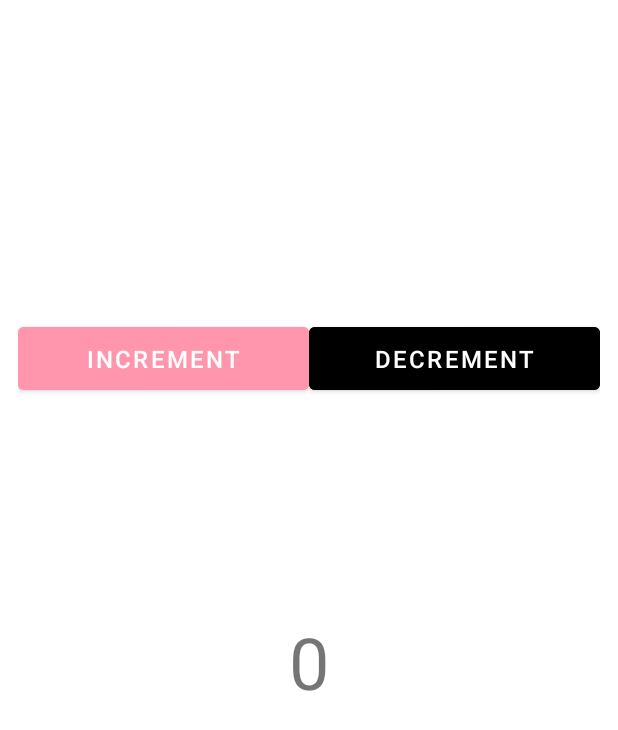
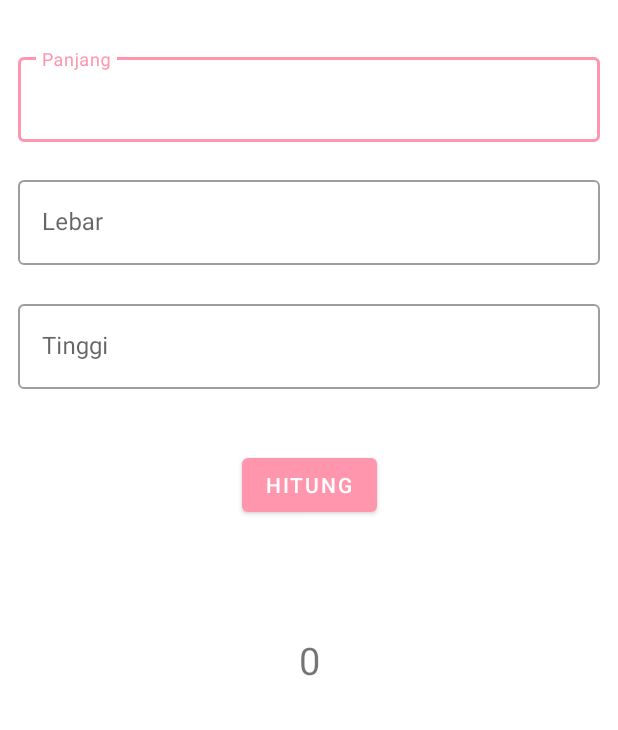
Before and after one commit to rifqyram/simple-android-kotlin-handson, an Android app: the screen it shows after launch (MainActivity), on a phone screen of 412 x 824 dp. Shown: the top 730 px of the screen. Run offline under Robolectric (Android 15) with nearby library versions, the light colour scheme and no system bars.

Commit message:
[HANDSON] cuboid calc

```diff
--- a/app/src/main/AndroidManifest.xml
+++ b/app/src/main/AndroidManifest.xml
@@ -10,6 +10,9 @@
         android:supportsRtl="true"
         android:theme="@style/Theme.PascalAndroid">
         <activity
+            android:name=".SecondActivity"
+            android:exported="false" />
+        <activity
             android:name=".MainActivity"
             android:exported="true">
             <intent-filter>
--- a/app/src/main/java/com/enigma/pascalandroid/MainActivity.kt
+++ b/app/src/main/java/com/enigma/pascalandroid/MainActivity.kt
@@ -1,48 +1,47 @@
 package com.enigma.pascalandroid
 
 import android.annotation.SuppressLint
-import android.app.Activity
-import android.inputmethodservice.InputMethodService
 import androidx.appcompat.app.AppCompatActivity
 import android.os.Bundle
-import android.text.Editable
-import android.view.View
-import android.view.View.SYSTEM_UI_FLAG_LAYOUT_FULLSCREEN
-import android.view.View.SYSTEM_UI_FLAG_LAYOUT_STABLE
-import android.view.WindowManager
-import android.view.inputmethod.InputMethodManager
 import android.widget.TextView
-import androidx.core.view.WindowCompat
 import com.google.android.material.button.MaterialButton
 import com.google.android.material.textfield.TextInputEditText
 
 class MainActivity : AppCompatActivity() {
-    lateinit var count: TextView
+    lateinit var calcTv: TextView
+    lateinit var lengthInput: TextInputEditText
+    lateinit var widthInput: TextInputEditText
+    lateinit var heightInput: TextInputEditText
+    lateinit var button: MaterialButton
 
+    @SuppressLint("SetTextI18n")
     override fun onCreate(savedInstanceState: Bundle?) {
         super.onCreate(savedInstanceState)
         setContentView(R.layout.activity_main)
 
-        count = findViewById(R.id.textView)
-        val btnIncrement: MaterialButton = findViewById(R.id.btn_increment)
-        val btnDecrement: MaterialButton = findViewById(R.id.btn_decrement)
-        btnIncrement.setOnClickListener { increment() }
-        btnDecrement.setOnClickListener { decrement() }
+        button = findViewById(R.id.calc_btn)
+        calcTv = findViewById(R.id.calc_tv)
+        lengthInput = findViewById(R.id.input_length)
+        widthInput = findViewById(R.id.input_width)
+        heightInput = findViewById(R.id.input_height)
 
+        button.setOnClickListener {
+            if (lengthInput.text.isNullOrBlank() || heightInput.text.isNullOrBlank() || widthInput.text.isNullOrBlank()) {
+                calcTv.text = "Invalid input!"
+            } else {
+                calcOnPress()
+            }
+        }
     }
 
-    private fun increment() {
-        val currentNumber = count.text.toString().toInt()
-        count.text = (currentNumber + 1).toString()
+    private fun calculate(length: Int, width: Int, height: Int) = length * width * height
+
+    private fun calcOnPress() {
+        val length = lengthInput.text.toString().toInt()
+        val width = widthInput.text.toString().toInt()
+        val height = heightInput.text.toString().toInt()
+        val calculate = calculate(length, width, height)
+        calcTv.text = "$calculate"
     }
 
-    private fun decrement() {
-        val currentNumber = count.text.toString().toInt()
-
-        if (currentNumber <= 0) {
-            count.text = "0"
-        } else {
-            count.text = (currentNumber - 1).toString()
-        }
-    }
 }
--- a/app/src/main/res/layout/activity_main.xml
+++ b/app/src/main/res/layout/activity_main.xml
@@ -8,51 +8,86 @@
     android:layout_margin="12dp"
     tools:context=".MainActivity">
 
-    <com.google.android.material.button.MaterialButton
-        android:id="@+id/btn_increment"
-        android:layout_width="0dp"
+    <com.google.android.material.textfield.TextInputLayout
+        android:id="@+id/outline_tv_length"
+        style="@style/Widget.MaterialComponents.TextInputLayout.OutlinedBox"
+        android:layout_width="match_parent"
         android:layout_height="wrap_content"
-        android:layout_marginTop="200dp"
-        android:backgroundTint="@color/primaryColor"
-        android:padding="10dp"
-        android:text="INCREMENT"
-        android:textSize="16sp"
-        app:layout_constraintEnd_toStartOf="@+id/btn_decrement"
-        app:layout_constraintHorizontal_bias="0.5"
-        app:layout_constraintHorizontal_chainStyle="packed"
-        app:layout_constraintStart_toStartOf="parent"
-        app:layout_constraintTop_toTopOf="parent" />
+        android:hint="Panjang"
+        app:layout_constraintBottom_toTopOf="@id/outline_tv_width"
+        app:layout_constraintTop_toTopOf="parent">
+
+        <com.google.android.material.textfield.TextInputEditText
+            android:id="@+id/input_length"
+            android:layout_width="match_parent"
+            android:layout_height="wrap_content"
+            android:inputType="number" />
+
+    </com.google.android.material.textfield.TextInputLayout>
+
+    <com.google.android.material.textfield.TextInputLayout
+        android:id="@+id/outline_tv_width"
+        style="@style/Widget.MaterialComponents.TextInputLayout.OutlinedBox"
+        android:layout_width="match_parent"
+        android:layout_height="wrap_content"
+        android:hint="Lebar"
+        app:layout_constraintBottom_toTopOf="@id/outline_tv_height"
+        app:layout_constraintTop_toBottomOf="@id/outline_tv_length">
+
+        <com.google.android.material.textfield.TextInputEditText
+            android:id="@+id/input_width"
+            android:layout_width="match_parent"
+            android:layout_height="wrap_content"
+            android:inputType="number" />
+
+    </com.google.android.material.textfield.TextInputLayout>
+
+    <com.google.android.material.textfield.TextInputLayout
+        android:id="@+id/outline_tv_height"
+        style="@style/Widget.MaterialComponents.TextInputLayout.OutlinedBox"
+        android:layout_width="match_parent"
+        android:layout_height="wrap_content"
+        android:hint="Tinggi"
+        app:layout_constraintBottom_toTopOf="@+id/calc_btn"
+        app:layout_constraintTop_toBottomOf="@id/outline_tv_width">
+
+        <com.google.android.material.textfield.TextInputEditText
+            android:id="@+id/input_height"
+            android:layout_width="match_parent"
+            android:layout_height="wrap_content"
+            android:inputType="number" />
+
+    </com.google.android.material.textfield.TextInputLayout>
 
     <com.google.android.material.button.MaterialButton
-        android:id="@+id/btn_decrement"
-        android:layout_width="0dp"
-        android:layout_height="wrap_content"
-        android:backgroundTint="@color/black"
-        android:padding="10dp"
-        android:text="DECREMENT"
-        android:textSize="16sp"
-        app:layout_constraintEnd_toEndOf="parent"
-        app:layout_constraintHorizontal_bias="0.5"
-        app:layout_constraintStart_toEndOf="@+id/btn_increment"
-        app:layout_constraintTop_toTopOf="@+id/btn_increment" />
-
-    <TextView
-        android:id="@+id/textView"
+        android:id="@+id/calc_btn"
         android:layout_width="wrap_content"
         android:layout_height="wrap_content"
-        android:text="0"
-        android:textSize="48sp"
-        app:layout_constraintBottom_toBottomOf="parent"
-        app:layout_constraintEnd_toEndOf="parent"
-        app:layout_constraintStart_toStartOf="parent"
-        app:layout_constraintTop_toTopOf="@+id/guideline2"
-        app:layout_constraintVertical_bias="0.255" />
+        android:layout_marginTop="20dp"
+        android:text="Hitung"
+        app:layout_constraintBottom_toTopOf="@id/guideline2"
+        app:layout_constraintLeft_toLeftOf="parent"
+        app:layout_constraintRight_toRightOf="parent"
+        app:layout_constraintTop_toBottomOf="@id/outline_tv_height" />
 
     <androidx.constraintlayout.widget.Guideline
         android:id="@+id/guideline2"
         android:layout_width="wrap_content"
         android:layout_height="wrap_content"
         android:orientation="horizontal"
-        app:layout_constraintGuide_begin="281dp" />
+        app:layout_constraintGuide_begin="356dp" />
+
+    <TextView
+        android:id="@+id/calc_tv"
+        android:layout_width="match_parent"
+        android:layout_height="wrap_content"
+        android:layout_marginBottom="300dp"
+        android:text="0"
+        android:textAlignment="center"
+        android:textSize="25sp"
+        app:layout_constraintBottom_toBottomOf="parent"
+        app:layout_constraintLeft_toLeftOf="parent"
+        app:layout_constraintRight_toRightOf="parent"
+        app:layout_constraintTop_toBottomOf="@id/guideline2" />
 
 </androidx.constraintlayout.widget.ConstraintLayout>
```
